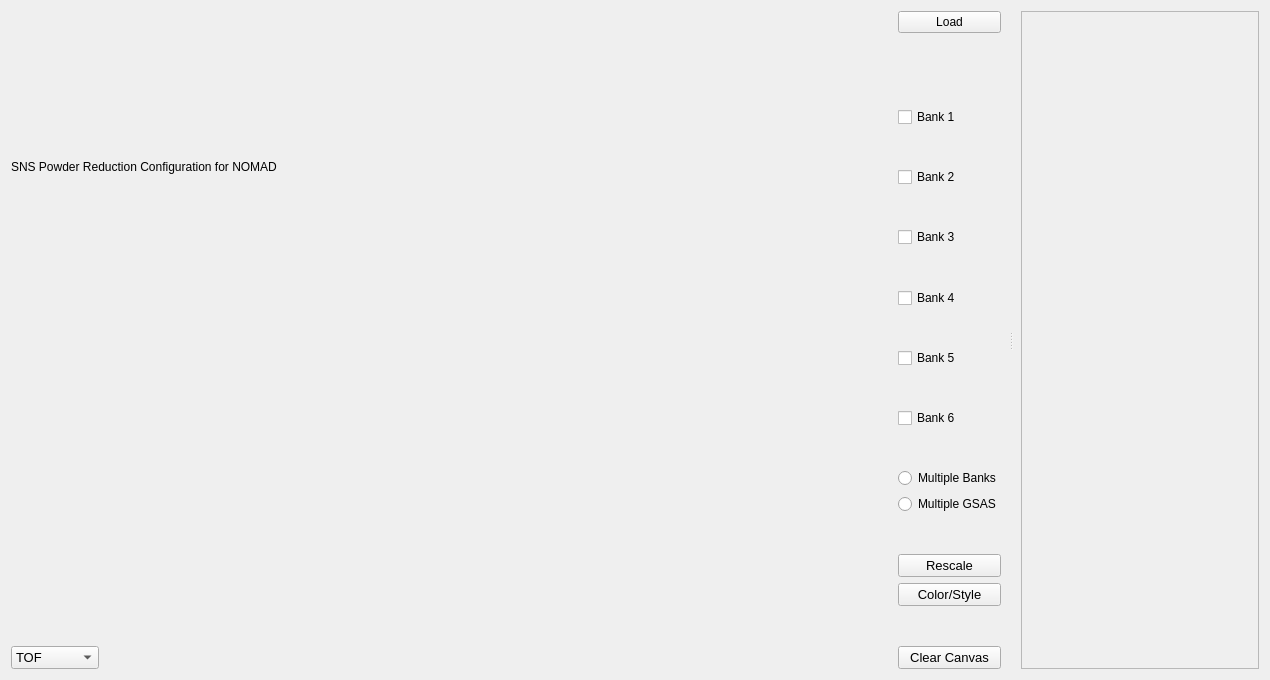
Before: the Qt Designer form addie/ui/splitui_rietveld_tab.ui in neutrons/addie, drawn with Qt 5.
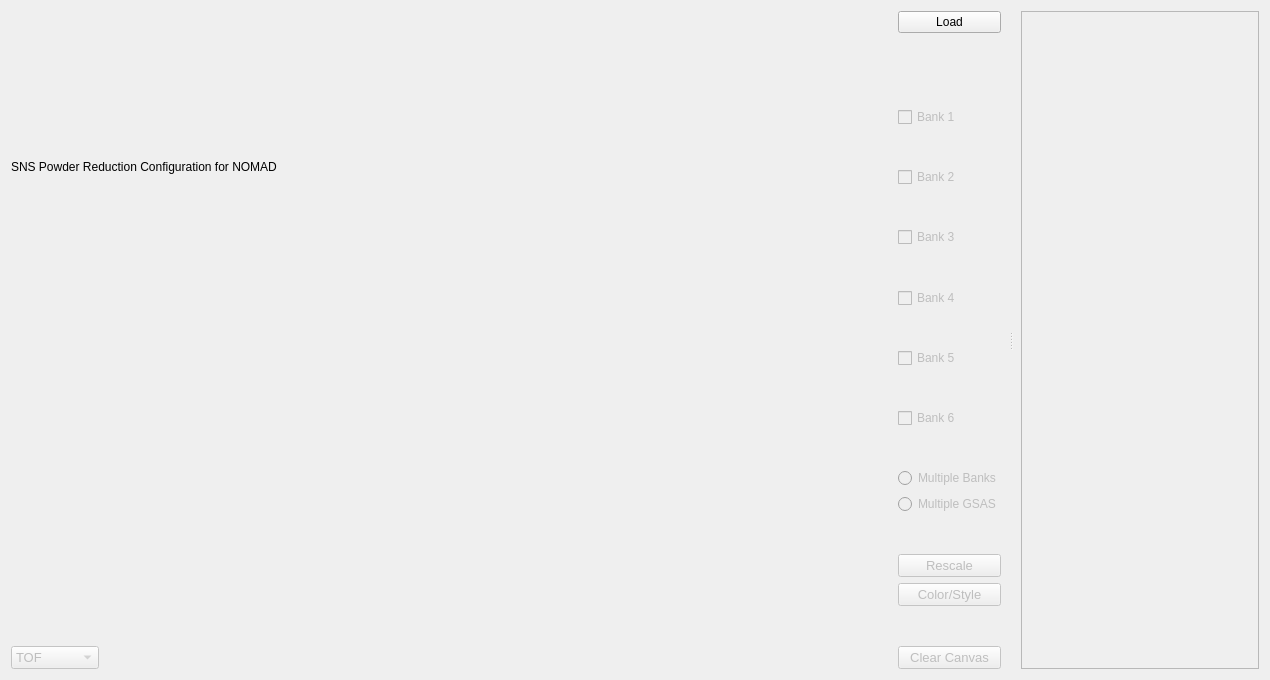
After: the same form once the commit is applied.

Commit message: By default now most of the rietveld buttons are disabled when starting the application

Patch:
```diff
--- a/addie/ui/splitui_rietveld_tab.ui
+++ b/addie/ui/splitui_rietveld_tab.ui
@@ -75,6 +75,9 @@
             <layout class="QHBoxLayout" name="horizontalLayout_75">
              <item>
               <widget class="QComboBox" name="comboBox_xUnit">
+               <property name="enabled">
+                <bool>false</bool>
+               </property>
                <property name="sizePolicy">
                 <sizepolicy hsizetype="Preferred" vsizetype="Fixed">
                  <horstretch>0</horstretch>
@@ -166,6 +169,9 @@
            </item>
            <item>
             <widget class="QCheckBox" name="checkBox_bank1">
+             <property name="enabled">
+              <bool>false</bool>
+             </property>
              <property name="text">
               <string>Bank 1</string>
              </property>
@@ -189,6 +195,9 @@
            </item>
            <item>
             <widget class="QCheckBox" name="checkBox_bank2">
+             <property name="enabled">
+              <bool>false</bool>
+             </property>
              <property name="text">
               <string>Bank 2</string>
              </property>
@@ -212,6 +221,9 @@
            </item>
            <item>
             <widget class="QCheckBox" name="checkBox_bank3">
+             <property name="enabled">
+              <bool>false</bool>
+             </property>
              <property name="text">
               <string>Bank 3</string>
              </property>
@@ -235,6 +247,9 @@
            </item>
            <item>
             <widget class="QCheckBox" name="checkBox_bank4">
+             <property name="enabled">
+              <bool>false</bool>
+             </property>
              <property name="text">
               <string>Bank 4</string>
              </property>
@@ -258,6 +273,9 @@
            </item>
            <item>
             <widget class="QCheckBox" name="checkBox_bank5">
+             <property name="enabled">
+              <bool>false</bool>
+             </property>
              <property name="text">
               <string>Bank 5</string>
              </property>
@@ -281,6 +299,9 @@
            </item>
            <item>
             <widget class="QCheckBox" name="checkBox_bank6">
+             <property name="enabled">
+              <bool>false</bool>
+             </property>
              <property name="text">
               <string>Bank 6</string>
              </property>
@@ -304,6 +325,9 @@
            </item>
            <item>
             <widget class="QRadioButton" name="radioButton_multiBank">
+             <property name="enabled">
+              <bool>false</bool>
+             </property>
              <property name="font">
               <font>
                <pointsize>9</pointsize>
@@ -316,6 +340,9 @@
            </item>
            <item>
             <widget class="QRadioButton" name="radioButton_multiGSS">
+             <property name="enabled">
+              <bool>false</bool>
+             </property>
              <property name="font">
               <font>
                <pointsize>9</pointsize>
@@ -344,6 +371,9 @@
            </item>
            <item>
             <widget class="QPushButton" name="pushButton_rescaleGSAS">
+             <property name="enabled">
+              <bool>false</bool>
+             </property>
              <property name="font">
               <font>
                <pointsize>10</pointsize>
@@ -356,6 +386,9 @@
            </item>
            <item>
             <widget class="QPushButton" name="pushButton_gsasColorStyle">
+             <property name="enabled">
+              <bool>false</bool>
+             </property>
              <property name="font">
               <font>
                <pointsize>10</pointsize>
@@ -381,6 +414,9 @@
            </item>
            <item>
             <widget class="QPushButton" name="pushButton_clearBraggCanvas">
+             <property name="enabled">
+              <bool>false</bool>
+             </property>
              <property name="font">
               <font>
                <pointsize>10</pointsize>
```
The commit also changes 1 other file.
